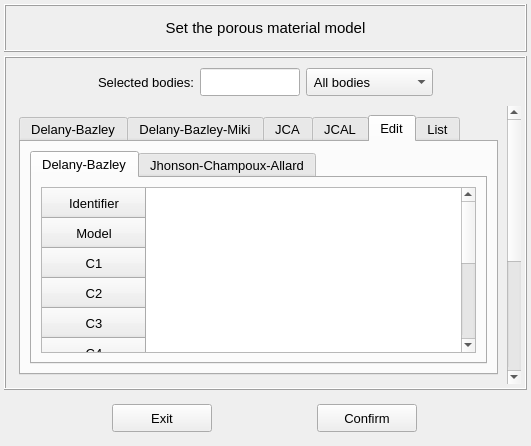
The window that vibra/interface/data/ui_files/model/setup/acoustic/porous_material_model_inputs.ui (MOPT-UFSC/VIBRA) describes before a commit, drawn with Qt 5.
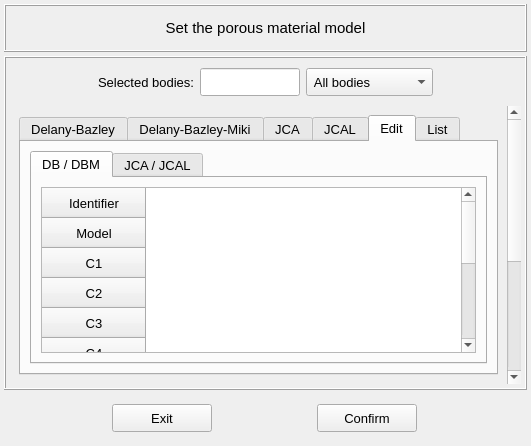
The same window after the commit. The open tabs and pages were chosen to show the change. Icons and pictures are not drawn.

Commit message: Enable the vertical header in JCAL tableWidget

Patch:
```diff
--- a/vibra/interface/data/ui_files/model/setup/acoustic/porous_material_model_inputs.ui
+++ b/vibra/interface/data/ui_files/model/setup/acoustic/porous_material_model_inputs.ui
@@ -2246,7 +2246,7 @@
                 </property>
                 <widget class="QWidget" name="tab_2">
                  <attribute name="title">
-                  <string>Delany-Bazley</string>
+                  <string>DB / DBM</string>
                  </attribute>
                  <layout class="QGridLayout" name="gridLayout_22">
                   <item row="0" column="0">
@@ -2348,7 +2348,7 @@
                 </widget>
                 <widget class="QWidget" name="tab_3">
                  <attribute name="title">
-                  <string>Jhonson-Champoux-Allard</string>
+                  <string>JCA / JCAL</string>
                  </attribute>
                  <layout class="QGridLayout" name="gridLayout_23">
                   <item row="0" column="0">
```
Left out of the diff: 8 changed lines with no effect on the pictures. The commit also changes 2 other files.
